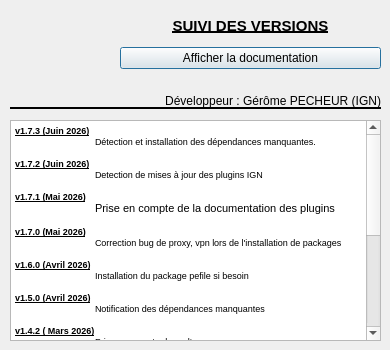
IGNF/PluginsManager-qgis-plugin, file aproposde.ui: the form before one commit.
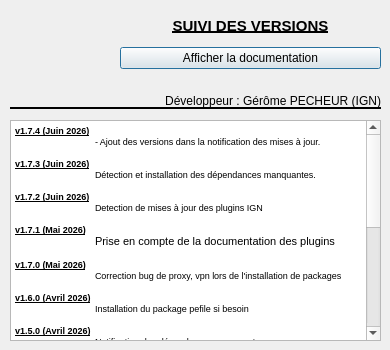
The form after the commit. Icons and pictures are not drawn.

Patch:
```diff
--- a/aproposde.ui
+++ b/aproposde.ui
@@ -100,6 +100,9 @@
 &lt;html&gt;&lt;head&gt;&lt;meta name=&quot;qrichtext&quot; content=&quot;1&quot; /&gt;&lt;style type=&quot;text/css&quot;&gt;
 p, li { white-space: pre-wrap; }
 &lt;/style&gt;&lt;/head&gt;&lt;body style=&quot; font-family:'MS Shell Dlg 2'; font-size:8.25pt; font-weight:400; font-style:normal;&quot;&gt;
+&lt;p style=&quot; margin-top:0px; margin-bottom:0px; margin-left:0px; margin-right:0px; -qt-block-indent:0; text-indent:0px;&quot;&gt;&lt;span style=&quot; font-size:7pt; font-weight:600; text-decoration: underline;&quot;&gt;v1.7.4 (Juin 2026)&lt;/span&gt;&lt;/p&gt;
+&lt;p style=&quot; margin-top:0px; margin-bottom:0px; margin-left:0px; margin-right:0px; -qt-block-indent:0; text-indent:0px;&quot;&gt;&lt;span style=&quot; font-size:7pt;&quot;&gt;	- Ajout des versions dans la notification des mises à jour.&lt;/span&gt;&lt;/p&gt;
+&lt;p style=&quot;-qt-paragraph-type:empty; margin-top:0px; margin-bottom:0px; margin-left:0px; margin-right:0px; -qt-block-indent:0; text-indent:0px; font-size:7pt;&quot;&gt;&lt;br /&gt;&lt;/p&gt;
 &lt;p style=&quot; margin-top:0px; margin-bottom:0px; margin-left:0px; margin-right:0px; -qt-block-indent:0; text-indent:0px;&quot;&gt;&lt;span style=&quot; font-size:7pt; font-weight:600; text-decoration: underline;&quot;&gt;v1.7.3 (Juin 2026)&lt;/span&gt;&lt;/p&gt;
 &lt;p style=&quot; margin-top:0px; margin-bottom:0px; margin-left:0px; margin-right:0px; -qt-block-indent:0; text-indent:0px;&quot;&gt;&lt;span style=&quot; font-size:7pt;&quot;&gt;	Détection et installation des dépendances manquantes.&lt;/span&gt;&lt;/p&gt;
 &lt;p style=&quot;-qt-paragraph-type:empty; margin-top:0px; margin-bottom:0px; margin-left:0px; margin-right:0px; -qt-block-indent:0; text-indent:0px; font-family:'JetBrains Mono','monospace'; font-size:7pt; color:#000000;&quot;&gt;&lt;br /&gt;&lt;/p&gt;
```
